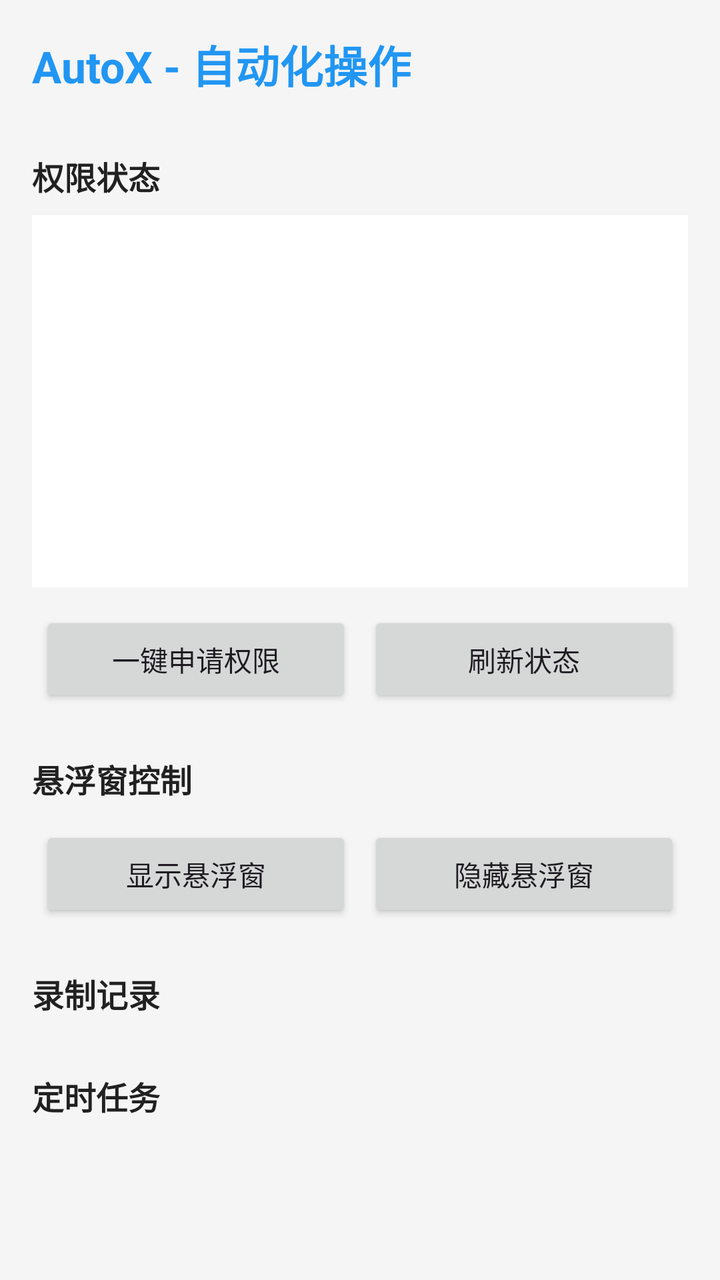
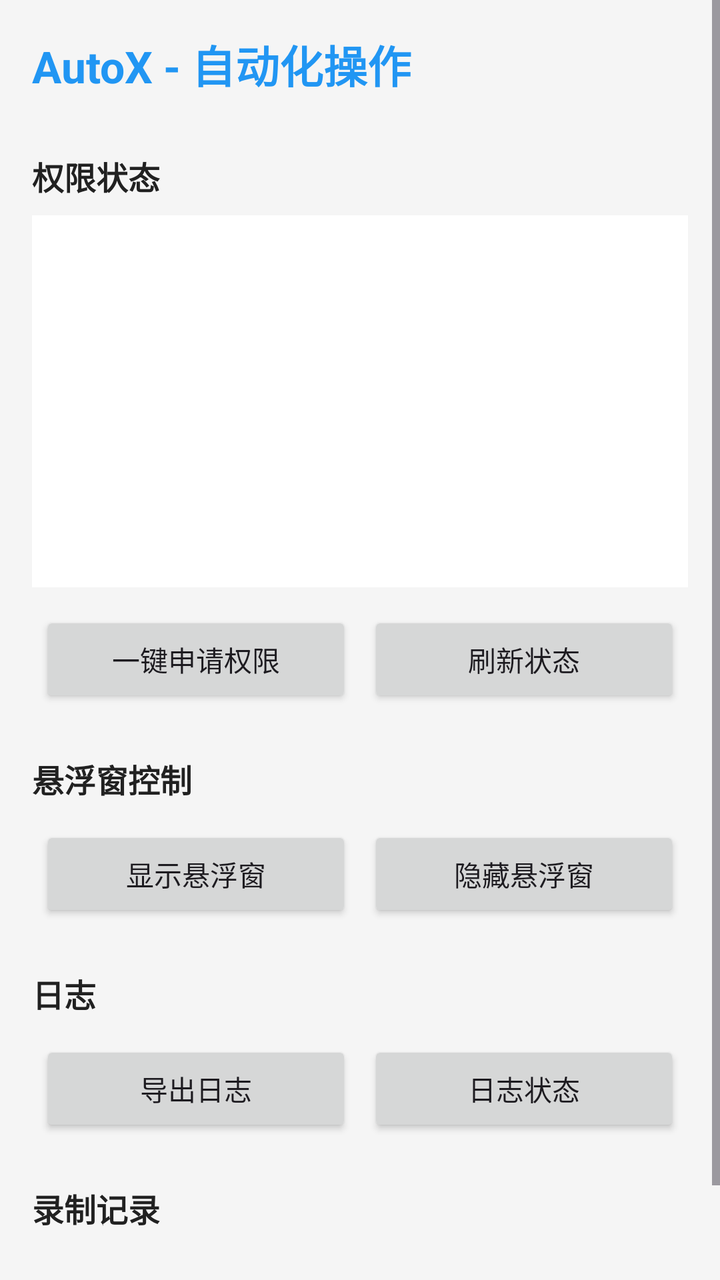

Compare the two renders of this Android layout. The source of the first and the diff that turns it into the second are given below.
<!-- AndroidManifest.xml: application theme Theme.AutoX -->
<!-- res/layout/activity_main.xml -->
<?xml version="1.0" encoding="utf-8"?>
<ScrollView xmlns:android="http://schemas.android.com/apk/res/android"
    android:layout_width="match_parent"
    android:layout_height="match_parent"
    android:background="@color/bg">

    <LinearLayout
        android:layout_width="match_parent"
        android:layout_height="wrap_content"
        android:orientation="vertical"
        android:padding="16dp">

        <TextView
            android:layout_width="match_parent"
            android:layout_height="wrap_content"
            android:text="AutoX - 自动化操作"
            android:textSize="22sp"
            android:textStyle="bold"
            android:textColor="@color/primary"
            android:paddingBottom="8dp" />

        
        <TextView
            style="@style/SectionTitle"
            android:text="权限状态" />

        <LinearLayout style="@style/Card">
            <TextView android:id="@+id/tvOverlay" style="@style/PermRow" />
            <TextView android:id="@+id/tvAccessibility" style="@style/PermRow" />
            <TextView android:id="@+id/tvNotification" style="@style/PermRow" />
            <TextView android:id="@+id/tvBattery" style="@style/PermRow" />
            <TextView android:id="@+id/tvShizuku" style="@style/PermRow" />
            <TextView android:id="@+id/tvExactAlarm" style="@style/PermRow" />
        </LinearLayout>

        <LinearLayout
            android:layout_width="match_parent"
            android:layout_height="wrap_content"
            android:orientation="horizontal"
            android:layout_marginTop="8dp">
            <Button android:id="@+id/btnReqAll"
                style="@style/ActionBtn"
                android:text="一键申请权限"
                android:layout_weight="1" />
            <Button android:id="@+id/btnRefreshPerm"
                style="@style/ActionBtn"
                android:text="刷新状态"
                android:layout_weight="1" />
        </LinearLayout>

        
        <TextView style="@style/SectionTitle" android:text="悬浮窗控制" />
        <LinearLayout
            android:layout_width="match_parent"
            android:layout_height="wrap_content"
            android:orientation="horizontal">
            <Button android:id="@+id/btnShowFloat"
                style="@style/ActionBtn"
                android:text="显示悬浮窗"
                android:layout_weight="1" />
            <Button android:id="@+id/btnHideFloat"
                style="@style/ActionBtn"
                android:text="隐藏悬浮窗"
                android:layout_weight="1" />
        </LinearLayout>

        
        <TextView style="@style/SectionTitle" android:text="录制记录" />
        <LinearLayout
            android:id="@+id/recordsContainer"
            android:layout_width="match_parent"
            android:layout_height="wrap_content"
            android:orientation="vertical" />

        
        <TextView style="@style/SectionTitle" android:text="定时任务" />
        <LinearLayout
            android:id="@+id/tasksContainer"
            android:layout_width="match_parent"
            android:layout_height="wrap_content"
            android:orientation="vertical" />

    </LinearLayout>
</ScrollView>
<!-- resources referenced by this layout -->
<resources>
  <color name="bg">#F5F5F5</color>
  <color name="primary">#2196F3</color>
  <style name="ActionBtn">
          <item name="android:layout_width">0dp</item>
          <item name="android:layout_height">wrap_content</item>
          <item name="android:layout_margin">4dp</item>
      </style>
  <style name="Card">
          <item name="android:layout_width">match_parent</item>
          <item name="android:layout_height">wrap_content</item>
          <item name="android:orientation">vertical</item>
          <item name="android:background">@color/card_bg</item>
          <item name="android:padding">12dp</item>
      </style>
  <style name="PermRow">
          <item name="android:layout_width">match_parent</item>
          <item name="android:layout_height">wrap_content</item>
          <item name="android:textSize">14sp</item>
          <item name="android:textColor">@color/text_primary</item>
          <item name="android:paddingVertical">4dp</item>
      </style>
  <style name="SectionTitle">
          <item name="android:layout_width">match_parent</item>
          <item name="android:layout_height">wrap_content</item>
          <item name="android:textSize">16sp</item>
          <item name="android:textStyle">bold</item>
          <item name="android:textColor">@color/text_primary</item>
          <item name="android:paddingTop">20dp</item>
          <item name="android:paddingBottom">8dp</item>
      </style>
  <style name="Theme.AutoX" parent="Theme.Material3.DayNight.NoActionBar">
          <item name="colorPrimary">@color/primary</item>
          <item name="colorPrimaryVariant">@color/primary_dark</item>
          <item name="colorOnPrimary">@color/white</item>
          <item name="colorSecondary">@color/accent</item>
      </style>
  <color name="card_bg">#FFFFFF</color>
  <color name="text_primary">#212121</color>
  <color name="primary_dark">#1976D2</color>
  <color name="white">#FFFFFF</color>
  <color name="accent">#FF4081</color>
</resources>

<!-- the commit's change to res/layout/activity_main.xml (unified diff, before → after) -->
@@ -65,6 +65,22 @@
         </LinearLayout>
 
         
+        <TextView style="@style/SectionTitle" android:text="日志" />
+        <LinearLayout
+            android:layout_width="match_parent"
+            android:layout_height="wrap_content"
+            android:orientation="horizontal">
+            <Button android:id="@+id/btnExportLog"
+                style="@style/ActionBtn"
+                android:text="导出日志"
+                android:layout_weight="1" />
+            <Button android:id="@+id/btnLogInfo"
+                style="@style/ActionBtn"
+                android:text="日志状态"
+                android:layout_weight="1" />
+        </LinearLayout>
+
+        
         <TextView style="@style/SectionTitle" android:text="录制记录" />
         <LinearLayout
             android:id="@+id/recordsContainer"
